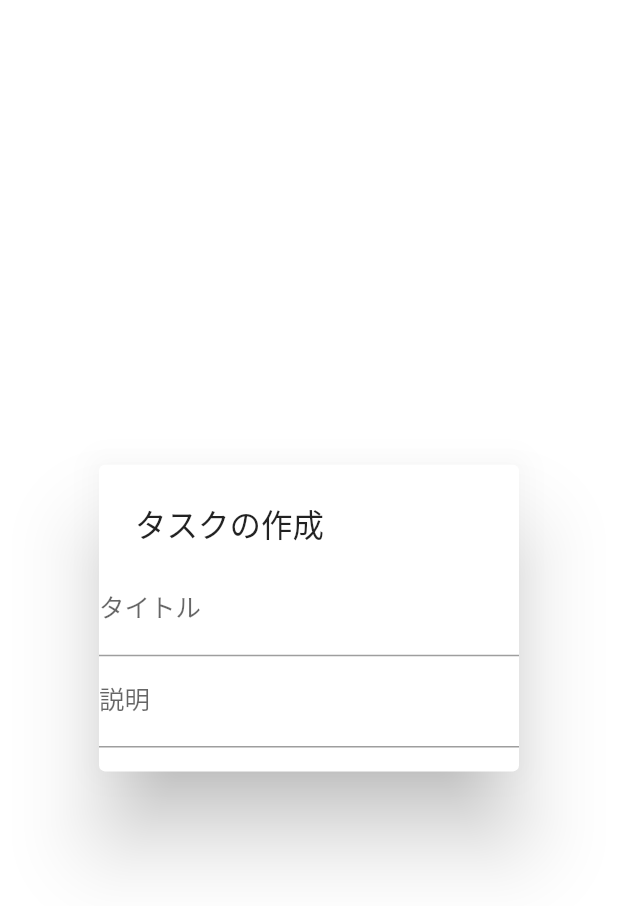
After one commit to shiraily/mock-lifely-app, a Flutter app: the screen it shows after launch, after a tap on the "add" icon, on a phone screen of 412 x 824 dp. The commit adds this screen. Shown: the top 906 px of the screen. Run offline on Flutter 3.47's test engine with Material 2 defaults, Android fonts, the phone set to English and light mode, and no system bars; our stand-ins replace firebase_messaging; accounts and stored records are empty.

Commit message:
[wip] Popup modal to create task

```diff
--- /dev/null
+++ b/lib/components/task/create_task_modal.dart
@@ -0,0 +1,23 @@
+import 'package:flutter/material.dart';
+import 'package:flutter/widgets.dart';
+
+class CreateTaskModal extends StatelessWidget {
+  @override
+  Widget build(BuildContext context) {
+    return SimpleDialog(
+      title: Text('タスクの作成'),
+      children: <Widget>[
+        TextField(
+          decoration: InputDecoration(
+            labelText: 'タイトル',
+          ),
+        ),
+        TextField(
+          decoration: InputDecoration(
+            labelText: '説明',
+          ),
+        ),
+      ],
+    );
+  }
+}
--- a/lib/main.dart
+++ b/lib/main.dart
@@ -1,4 +1,5 @@
 import 'package:flutter/material.dart';
+import 'package:lifely_app/components/task/create_task_modal.dart';
 import 'package:lifely_app/components/task/suggestion.dart';
 import 'package:firebase_messaging/firebase_messaging.dart';
 import 'package:flutter_localizations/flutter_localizations.dart';
@@ -22,7 +23,8 @@ class MyApp extends StatelessWidget {
       ),
       home: MyHomePage(title: 'Lifely'),
       routes: <String, WidgetBuilder>{
-        '/tasks/suggested': (_) => SuggestedList(),
+        '/components/tasks/suggested': (_) => SuggestedList(),
+        '/components/tasks/create_task_modal': (_) => CreateTaskModal(),
       },
     );
   }
@@ -143,13 +145,26 @@ class _MyHomePageState extends State<MyHomePage> {
                       SizedBox(height: 5),
                       RaisedButton(
                         onPressed: () {
-                          Navigator.of(context).pushNamed("/tasks/suggested");
+                          Navigator.of(context)
+                              .pushNamed("/components/tasks/suggested");
                         },
                         child: Text("詳しくはこちら"),
                       ),
                     ]))
           ],
         ),
+      ),
+      floatingActionButton: FloatingActionButton(
+        onPressed: () {
+          Navigator.push(
+              context,
+              MaterialPageRoute(
+                  builder: (BuildContext context) {
+                    return CreateTaskModal();
+                  },
+                  fullscreenDialog: true));
+        },
+        child: Icon(Icons.add),
       ),
     );
   }
```
